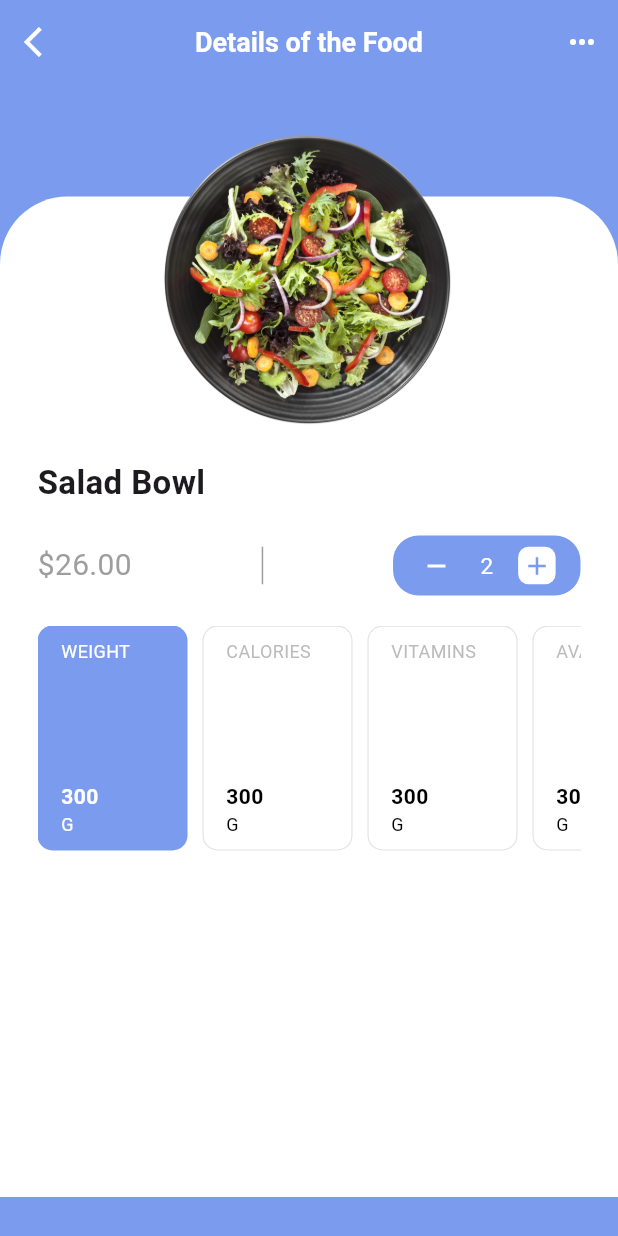
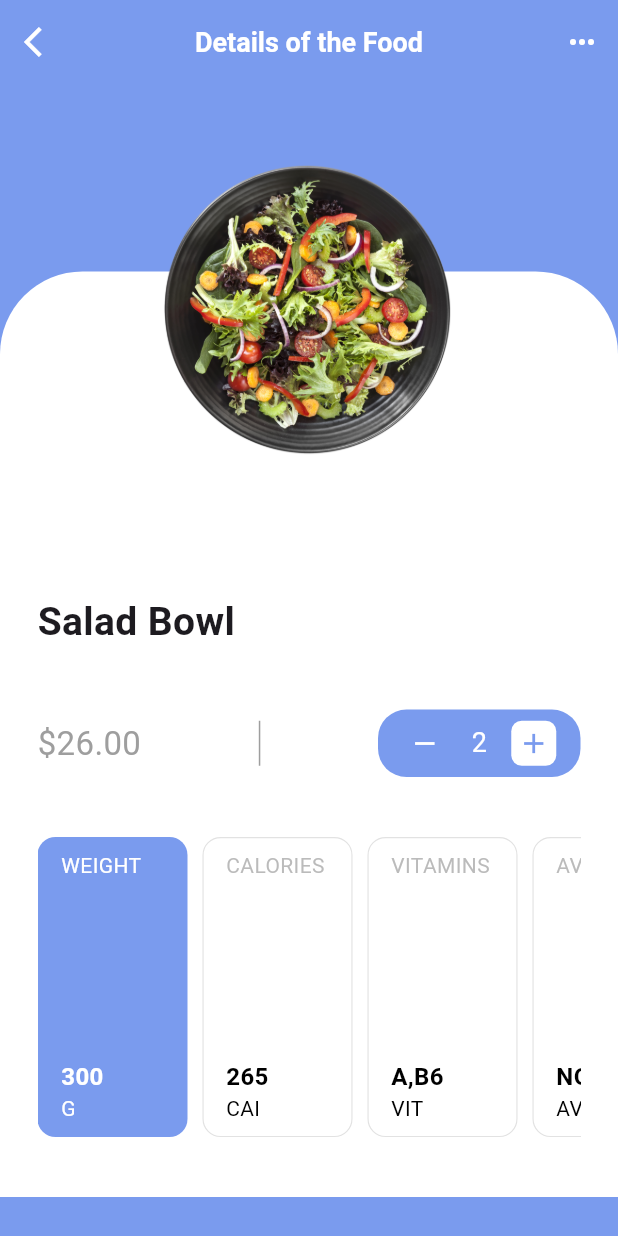
Before and after one commit to 201014002/my-nutrition-ui, a Flutter app: the screen it shows after launch, after a tap on "Salad Bowl", on a phone screen of 412 x 824 dp. Run offline on Flutter 3.47's test engine with Material 3 defaults, Android fonts, the phone set to English and light mode, and no system bars; Roboto replaces fonts that are missing (Montserrat); project files that could hold a hidden picture were left out.

Commit message:
Updated commit

```diff
--- a/lib/detailsItems.dart
+++ b/lib/detailsItems.dart
@@ -56,12 +56,12 @@ class _DetailsItemsState extends State<DetailsItems> {
                 color: Colors.transparent,
               ),
               Positioned(
-                top: 75.0,
+                top: 125.0,
                 child: Container(
                   decoration: BoxDecoration(
                     borderRadius: BorderRadius.only(
-                      topLeft: Radius.circular(45.0),
-                      topRight: Radius.circular(45.0),
+                      topLeft: Radius.circular(55.0),
+                      topRight: Radius.circular(55.0),
                     ),
                     color: Colors.white,
                   ),
@@ -70,7 +70,7 @@ class _DetailsItemsState extends State<DetailsItems> {
                 ),
               ),
               Positioned(
-                top: 30.0,
+                top: 50.0,
                 left: (MediaQuery.of(context).size.width / 2) - 100.0,
                 child: Hero(
                   tag: widget.heroTag,
@@ -78,7 +78,7 @@ class _DetailsItemsState extends State<DetailsItems> {
                     decoration: BoxDecoration(
                         image: DecorationImage(
                       image: AssetImage(widget.heroTag),
-                      fit: BoxFit.cover,
+                      fit:BoxFit.cover,
                     )),
                     height: 200.0,
                     width: 200.0,
@@ -86,7 +86,7 @@ class _DetailsItemsState extends State<DetailsItems> {
                 ),
               ),
               Positioned(
-                top: 250.0,
+                top: 340.0,
                 left: 25.0,
                 right: 25.0,
                 child: Column(
@@ -97,11 +97,11 @@ class _DetailsItemsState extends State<DetailsItems> {
                       style: TextStyle(
                         fontWeight: FontWeight.bold,
                         fontFamily: 'Montserrat',
-                        fontSize: 22.0,
+                        fontSize: 26.0,
                       ),
                     ),
                     SizedBox(
-                      height: 20.0,
+                      height: 40.0,
                     ),
                     Row(
                       mainAxisAlignment: MainAxisAlignment.spaceBetween,
@@ -110,20 +110,20 @@ class _DetailsItemsState extends State<DetailsItems> {
                           widget.foodPrice,
                           style: TextStyle(
                             fontFamily: 'Montserrat',
-                            fontSize: 20.0,
+                            fontSize: 22.0,
                             color: Colors.grey,
                           ),
                         ),
                         Container(
-                          height: 25.0,
+                          height: 30.0,
                           width: 1.0,
                           color: Colors.grey,
                         ),
                         Container(
-                          height: 40.0,
-                          width: 125.0,
+                          height: 45.0,
+                          width: 135.0,
                           decoration: BoxDecoration(
-                            borderRadius: BorderRadius.circular(17.0),
+                            borderRadius: BorderRadius.circular(19.0),
                             color: Color(0xFF7A9BEE),
                           ),
                           child: Row(
@@ -132,8 +132,8 @@ class _DetailsItemsState extends State<DetailsItems> {
                               InkWell(
                                 onTap: () {},
                                 child: Container(
-                                  height: 25.0,
-                                  width: 25.0,
+                                  height: 30.0,
+                                  width: 30.0,
                                   decoration: BoxDecoration(
                                     borderRadius: BorderRadius.circular(7.0),
                                     color: Color(0xFF7A9BEE),
@@ -142,7 +142,7 @@ class _DetailsItemsState extends State<DetailsItems> {
                                     child: Icon(
                                       Icons.remove,
                                       color: Colors.white,
-                                      size: 20.0,
+                                      size: 22.0,
                                     ),
                                   ),
                                 ),
@@ -152,14 +152,14 @@ class _DetailsItemsState extends State<DetailsItems> {
                                 style: TextStyle(
                                   fontFamily: 'Montserrat',
                                   color: Colors.white,
-                                  fontSize: 15.0,
+                                  fontSize: 18.0,
                                 ),
                               ),
                               InkWell(
                                 onTap: () {},
                                 child: Container(
-                                  height: 25.0,
-                                  width: 25.0,
+                                  height: 30.0,
+                                  width: 30.0,
                                   decoration: BoxDecoration(
                                     borderRadius: BorderRadius.circular(7.0),
                                     color: Colors.white,
@@ -168,7 +168,7 @@ class _DetailsItemsState extends State<DetailsItems> {
                                     child: Icon(
                                       Icons.add,
                                       color: Color(0xFF7A9BEE),
-                                      size: 20.0,
+                                      size: 22.0,
                                     ),
                                   ),
                                 ),
@@ -179,18 +179,55 @@ class _DetailsItemsState extends State<DetailsItems> {
                       ],
                     ),
                     SizedBox(
-                      height: 20.0,
+                      height: 40.0,
                     ),
                     Container(
-                      height: 150.0,
+                      height: 200.0,
                       child: ListView(
                         scrollDirection: Axis.horizontal,
                         children: [
-                          buildInfoCard('WEIGHT', '300', 'G'),SizedBox(width: 10.0,),
-                          buildInfoCard('CALORIES', '300', 'G'),SizedBox(width: 10.0,),
-                          buildInfoCard('VITAMINS', '300', 'G'),SizedBox(width: 10.0,),
-                          buildInfoCard('AVAIL', '300', 'G'),
+                          buildInfoCard('WEIGHT', '300', 'G'),
+                          SizedBox(
+                            width: 10.0,
+                          ),
+                          buildInfoCard('CALORIES', '265', 'CAl'),
+                          SizedBox(
+                            width: 10.0,
+                          ),
+                          buildInfoCard('VITAMINS', 'A,B6', 'VIT'),
+                          SizedBox(
+                            width: 10.0,
+                          ),
+                          buildInfoCard('AVAIL', 'NO', 'AV'),
                         ],
+                      ),
+                    ),
+                    SizedBox(
+                      height: 40.0,
+                    ),
+                    Padding(
+                      padding: EdgeInsets.only(bottom: 5.0),
+                      child: Container(
+                        decoration: BoxDecoration(
+                          borderRadius: BorderRadius.only(
+                              topLeft: Radius.circular(10.0),
+                              topRight: Radius.circular(10.0),
+                              bottomLeft: Radius.circular(25.0),
+                              bottomRight: Radius.circular(25.0)),
+                          color: Colors.black,
+                        ),
+                        height: 50.0,
+                        child: Center(
+                          child: Text(
+                            '\$50',
+                            style: TextStyle(
+                              color: Colors.white,
+                              fontFamily: 'Montserrat',
+                              fontSize: 15,
+                              fontWeight: FontWeight.bold,
+                            ),
+                          ),
+                        ),
                       ),
                     )
                   ],
@@ -212,7 +249,7 @@ class _DetailsItemsState extends State<DetailsItems> {
         duration: Duration(milliseconds: 500),
         curve: Curves.easeIn,
         decoration: BoxDecoration(
-          borderRadius: BorderRadius.circular(10.0),
+          borderRadius: BorderRadius.circular(12.0),
           color: cardTitle == selectedCard ? Color(0xFF7A9BEE) : Colors.white,
           border: Border.all(
             color: cardTitle == selectedCard
@@ -229,31 +266,50 @@ class _DetailsItemsState extends State<DetailsItems> {
           crossAxisAlignment: CrossAxisAlignment.start,
           children: [
             Padding(
-              padding: const EdgeInsets.only(top:8.0,left: 15.0,),
+              padding: const EdgeInsets.only(
+                top: 8.0,
+                left: 15.0,
+              ),
               child: Text(
                 cardTitle,
                 style: TextStyle(
                   fontFamily: 'Montserrat',
-                  fontSize: 12.0,
-                  color: cardTitle == selectedCard ? Colors.white : Colors.grey.withOpacity(0.7),
+                  fontSize: 14.0,
+                  color: cardTitle == selectedCard
+                      ? Colors.white
+                      : Colors.grey.withOpacity(0.7),
                 ),
               ),
             ),
-            Padding(padding: const EdgeInsets.only(left: 15.0,bottom: 8.0),child: Column(crossAxisAlignment: CrossAxisAlignment.start,
-              children: [
-                Text(info,style: TextStyle(
-                  fontFamily: 'Montserrat',
-                  fontWeight: FontWeight.bold,
-                  fontSize: 14.0,
-                  color: cardTitle == selectedCard ? Colors.white : Colors.black,
-                ),),
-                Text(unit,style: TextStyle(
-                  fontFamily: 'Montserrat',
-                  fontSize: 12.0,
-                  color: cardTitle == selectedCard ? Colors.white : Colors.black,
-                ),)
-              ],
-            ),)
+            Padding(
+              padding: const EdgeInsets.only(left: 15.0, bottom: 8.0),
+              child: Column(
+                crossAxisAlignment: CrossAxisAlignment.start,
+                children: [
+                  Text(
+                    info,
+                    style: TextStyle(
+                      fontFamily: 'Montserrat',
+                      fontWeight: FontWeight.bold,
+                      fontSize: 16.0,
+                      color: cardTitle == selectedCard
+                          ? Colors.white
+                          : Colors.black,
+                    ),
+                  ),
+                  Text(
+                    unit,
+                    style: TextStyle(
+                      fontFamily: 'Montserrat',
+                      fontSize: 14.0,
+                      color: cardTitle == selectedCard
+                          ? Colors.white
+                          : Colors.black,
+                    ),
+                  )
+                ],
+              ),
+            )
           ],
         ),
       ),
```
